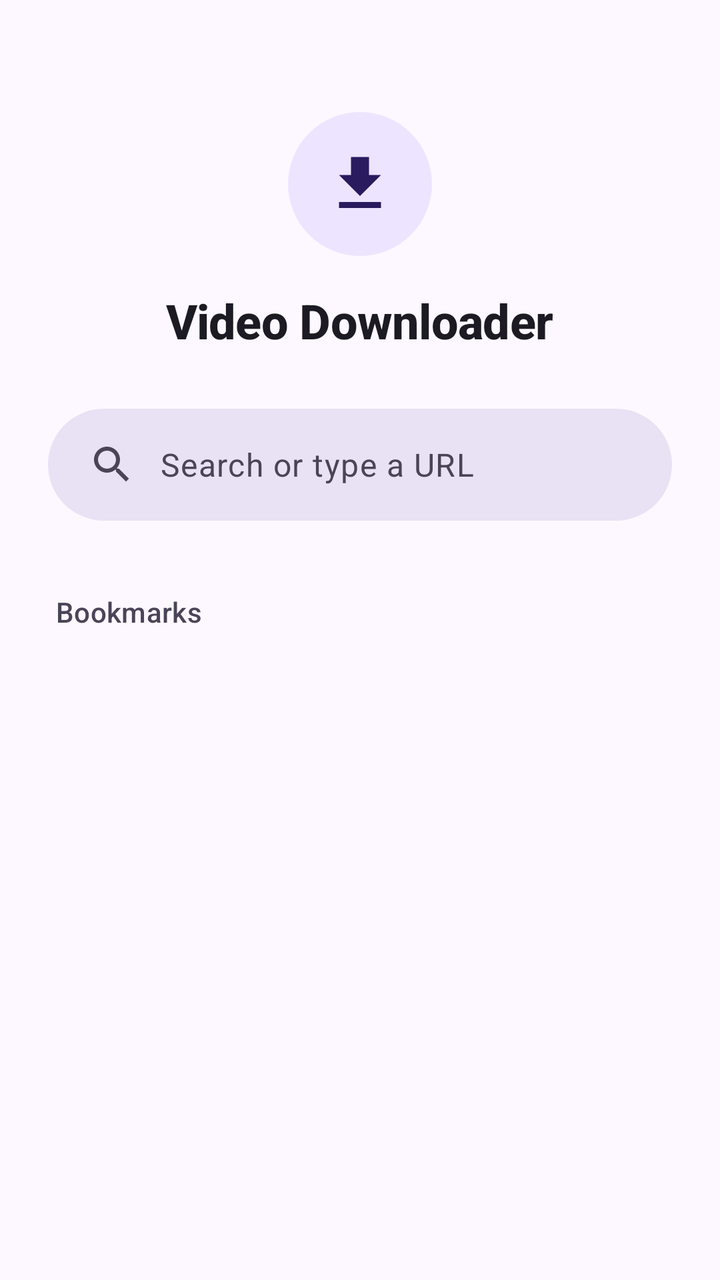
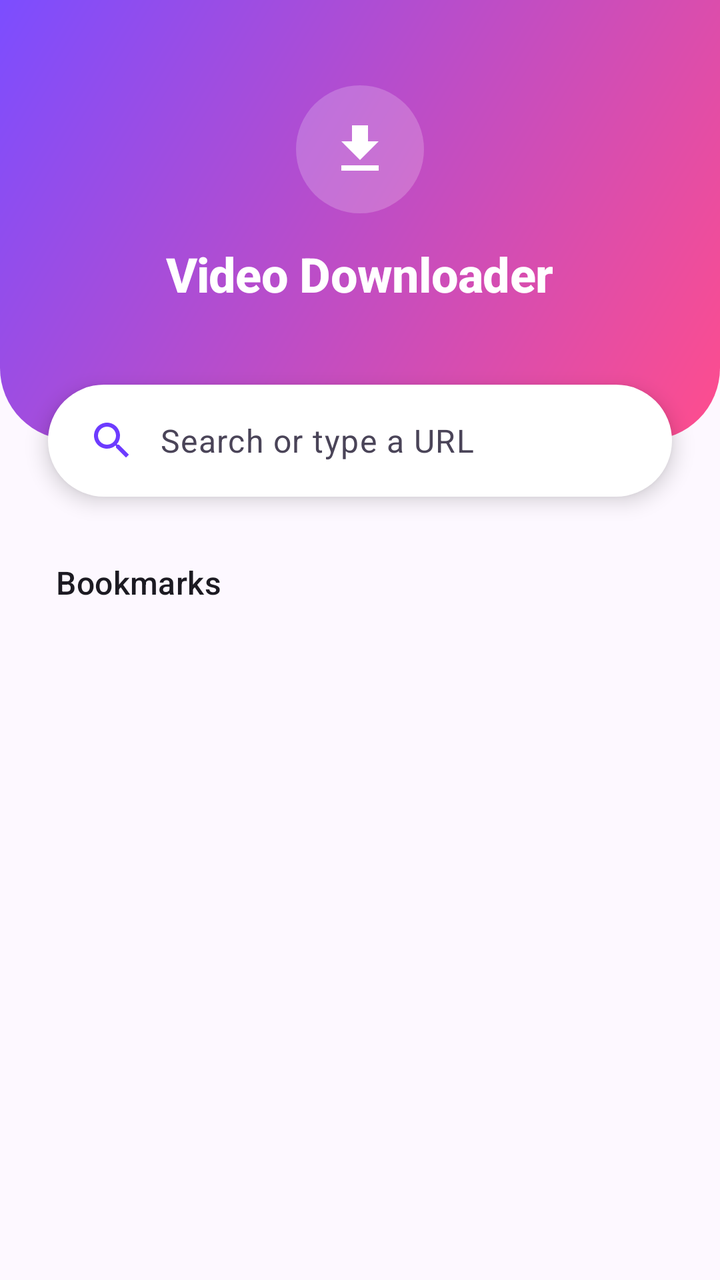

Before-and-after screenshots of an Android layout around one commit, followed by the original layout XML and the change that was made.
<!-- AndroidManifest.xml: application theme Theme.VideoDownloader -->
<!-- res/layout/view_start_page.xml -->
<?xml version="1.0" encoding="utf-8"?>
<androidx.core.widget.NestedScrollView xmlns:android="http://schemas.android.com/apk/res/android"
    android:layout_width="match_parent"
    android:layout_height="match_parent"
    android:background="?android:attr/colorBackground"
    android:fillViewport="true"
    android:overScrollMode="never">

    <LinearLayout
        android:layout_width="match_parent"
        android:layout_height="wrap_content"
        android:gravity="center_horizontal"
        android:orientation="vertical"
        android:paddingHorizontal="24dp"
        android:paddingTop="56dp"
        android:paddingBottom="144dp">

        <ImageView
            android:layout_width="72dp"
            android:layout_height="72dp"
            android:background="@drawable/bg_icon_circle"
            android:contentDescription="@null"
            android:padding="18dp"
            android:src="@drawable/ic_download"
            app:tint="?attr/colorOnSecondaryContainer"
            xmlns:app="http://schemas.android.com/apk/res-auto" />

        <TextView
            android:layout_width="wrap_content"
            android:layout_height="wrap_content"
            android:layout_marginTop="16dp"
            android:text="@string/app_name"
            android:textAppearance="?attr/textAppearanceHeadlineSmall"
            android:textColor="?attr/colorOnSurface" />

        <TextView
            android:id="@+id/startSearch"
            android:layout_width="match_parent"
            android:layout_height="56dp"
            android:layout_marginTop="28dp"
            android:maxWidth="560dp"
            android:background="@drawable/bg_urlbar"
            android:clickable="true"
            android:drawablePadding="12dp"
            android:drawableStart="@drawable/ic_search"
            android:drawableTint="?attr/colorOnSurfaceVariant"
            android:focusable="true"
            android:gravity="center_vertical"
            android:paddingHorizontal="20dp"
            android:text="@string/search_or_url"
            android:textAppearance="?attr/textAppearanceBodyLarge"
            android:textColor="?attr/colorOnSurfaceVariant" />

        <TextView
            android:layout_width="match_parent"
            android:layout_height="wrap_content"
            android:layout_marginTop="36dp"
            android:paddingHorizontal="4dp"
            android:text="@string/bookmarks"
            android:textAppearance="?attr/textAppearanceTitleSmall"
            android:textColor="?attr/colorOnSurfaceVariant" />

        <androidx.recyclerview.widget.RecyclerView
            android:id="@+id/startTiles"
            android:layout_width="match_parent"
            android:layout_height="wrap_content"
            android:layout_marginTop="8dp"
            android:nestedScrollingEnabled="false"
            android:overScrollMode="never" />

        <TextView
            android:id="@+id/startEmpty"
            android:layout_width="wrap_content"
            android:layout_height="wrap_content"
            android:layout_marginTop="16dp"
            android:text="@string/no_bookmarks"
            android:textAppearance="?attr/textAppearanceBodyMedium"
            android:textColor="?attr/colorOnSurfaceVariant"
            android:visibility="gone" />
    </LinearLayout>
</androidx.core.widget.NestedScrollView>
<!-- resources referenced by this layout -->
<resources>
  <!-- drawable bg_icon_circle (drawable) -->
  <?xml version="1.0" encoding="utf-8"?>
  <shape xmlns:android="http://schemas.android.com/apk/res/android"
      android:shape="oval">
      <solid android:color="?attr/colorSecondaryContainer" />
  </shape>
  <!-- drawable bg_urlbar (drawable) -->
  <?xml version="1.0" encoding="utf-8"?>
  <shape xmlns:android="http://schemas.android.com/apk/res/android"
      android:shape="rectangle">
      <solid android:color="?attr/colorSurfaceContainerHighest" />
      <corners android:radius="28dp" />
  </shape>
  <string name="app_name">Video Downloader</string>
  <string name="bookmarks">Bookmarks</string>
  <string name="no_bookmarks">No bookmarks yet.</string>
  <string name="search_or_url">Search or type a URL</string>
  <color name="md_primary">#6D3BFF</color>
  <color name="md_on_primary">#FFFFFF</color>
  <color name="md_primary_container">#EADDFF</color>
  <color name="md_on_primary_container">#22005D</color>
  <color name="md_secondary">#625B71</color>
  <color name="md_on_secondary">#FFFFFF</color>
  <color name="md_secondary_container">#EDE4FF</color>
  <color name="md_on_secondary_container">#2A1A5E</color>
  <color name="md_tertiary">#E9407A</color>
  <color name="md_on_tertiary">#FFFFFF</color>
  <color name="md_tertiary_container">#FFD9E3</color>
  <color name="md_on_tertiary_container">#3E001D</color>
  <color name="md_error">#BA1A1A</color>
  <color name="md_on_error">#FFFFFF</color>
  <color name="md_error_container">#FFDAD6</color>
  <color name="md_on_error_container">#410002</color>
  <color name="md_background">#FDF8FF</color>
  <color name="md_on_background">#1C1A22</color>
  <color name="md_surface">#FDF8FF</color>
  <color name="md_on_surface">#1C1A22</color>
  <color name="md_surface_variant">#E7E0F0</color>
  <color name="md_on_surface_variant">#4A4458</color>
  <color name="md_outline">#7A7489</color>
  <color name="md_outline_variant">#CBC3DA</color>
  <color name="md_surface_container_lowest">#FFFFFF</color>
  <color name="md_surface_container_low">#F8F1FF</color>
  <color name="md_surface_container">#F3ECFC</color>
  <color name="md_surface_container_high">#EFE7F9</color>
  <color name="md_surface_container_highest">#E9E1F4</color>
  <color name="md_inverse_surface">#312E38</color>
  <color name="md_inverse_on_surface">#F5EFF8</color>
  <color name="md_inverse_primary">#CDBDFF</color>
  <style name="TextAppearance.VD.TitleLarge" parent="TextAppearance.Material3.TitleLarge">
          <item name="android:fontFamily">sans-serif-medium</item>
          <item name="fontFamily">sans-serif-medium</item>
          <item name="android:textStyle">bold</item>
          <item name="android:letterSpacing">-0.005</item>
      </style>
  <style name="TextAppearance.VD.TitleMedium" parent="TextAppearance.Material3.TitleMedium">
          <item name="android:fontFamily">sans-serif-medium</item>
          <item name="fontFamily">sans-serif-medium</item>
      </style>
  <style name="TextAppearance.VD.TitleSmall" parent="TextAppearance.Material3.TitleSmall">
          <item name="android:fontFamily">sans-serif-medium</item>
          <item name="fontFamily">sans-serif-medium</item>
      </style>
  <!-- unchanged entries left out for length: 4 -->
</resources>

<!-- the commit's change to res/layout/view_start_page.xml (unified diff, before → after) -->
@@ -1,5 +1,6 @@
 <?xml version="1.0" encoding="utf-8"?>
 <androidx.core.widget.NestedScrollView xmlns:android="http://schemas.android.com/apk/res/android"
+    xmlns:app="http://schemas.android.com/apk/res-auto"
     android:layout_width="match_parent"
     android:layout_height="match_parent"
     android:background="?android:attr/colorBackground"
@@ -9,44 +10,54 @@
     <LinearLayout
         android:layout_width="match_parent"
         android:layout_height="wrap_content"
-        android:gravity="center_horizontal"
         android:orientation="vertical"
-        android:paddingHorizontal="24dp"
-        android:paddingTop="56dp"
         android:paddingBottom="144dp">
 
-        <ImageView
-            android:layout_width="72dp"
-            android:layout_height="72dp"
-            android:background="@drawable/bg_icon_circle"
-            android:contentDescription="@null"
-            android:padding="18dp"
-            android:src="@drawable/ic_download"
-            app:tint="?attr/colorOnSecondaryContainer"
-            xmlns:app="http://schemas.android.com/apk/res-auto" />
+        
+        <LinearLayout
+            android:layout_width="match_parent"
+            android:layout_height="220dp"
+            android:background="@drawable/bg_hero"
+            android:gravity="center"
+            android:orientation="vertical"
+            android:paddingBottom="24dp">
 
-        <TextView
-            android:layout_width="wrap_content"
-            android:layout_height="wrap_content"
-            android:layout_marginTop="16dp"
-            android:text="@string/app_name"
-            android:textAppearance="?attr/textAppearanceHeadlineSmall"
-            android:textColor="?attr/colorOnSurface" />
+            <ImageView
+                android:layout_width="64dp"
+                android:layout_height="64dp"
+                android:background="@drawable/bg_hero_icon"
+                android:contentDescription="@null"
+                android:padding="16dp"
+                android:src="@drawable/ic_download"
+                app:tint="@android:color/white" />
 
+            <TextView
+                android:layout_width="wrap_content"
+                android:layout_height="wrap_content"
+                android:layout_marginTop="14dp"
+                android:text="@string/app_name"
+                android:textAppearance="?attr/textAppearanceHeadlineSmall"
+                android:textColor="@android:color/white" />
+        </LinearLayout>
+
+        
         <TextView
             android:id="@+id/startSearch"
             android:layout_width="match_parent"
             android:layout_height="56dp"
-            android:layout_marginTop="28dp"
-            android:maxWidth="560dp"
-            android:background="@drawable/bg_urlbar"
+            android:layout_marginHorizontal="24dp"
+            android:layout_marginTop="-28dp"
+            android:background="@drawable/bg_search_card"
             android:clickable="true"
             android:drawablePadding="12dp"
             android:drawableStart="@drawable/ic_search"
-            android:drawableTint="?attr/colorOnSurfaceVariant"
+            android:drawableTint="?attr/colorPrimary"
+            android:elevation="6dp"
             android:focusable="true"
+            android:foreground="?attr/selectableItemBackground"
             android:gravity="center_vertical"
             android:paddingHorizontal="20dp"
+            android:stateListAnimator="@animator/press_scale"
             android:text="@string/search_or_url"
             android:textAppearance="?attr/textAppearanceBodyLarge"
             android:textColor="?attr/colorOnSurfaceVariant" />
@@ -54,24 +65,27 @@
         <TextView
             android:layout_width="match_parent"
             android:layout_height="wrap_content"
-            android:layout_marginTop="36dp"
-            android:paddingHorizontal="4dp"
+            android:layout_marginTop="32dp"
+            android:paddingHorizontal="28dp"
             android:text="@string/bookmarks"
-            android:textAppearance="?attr/textAppearanceTitleSmall"
-            android:textColor="?attr/colorOnSurfaceVariant" />
+            android:textAppearance="?attr/textAppearanceTitleMedium"
+            android:textColor="?attr/colorOnSurface" />
 
         <androidx.recyclerview.widget.RecyclerView
             android:id="@+id/startTiles"
             android:layout_width="match_parent"
             android:layout_height="wrap_content"
             android:layout_marginTop="8dp"
+            android:layoutAnimation="@anim/layout_list_enter"
             android:nestedScrollingEnabled="false"
-            android:overScrollMode="never" />
+            android:overScrollMode="never"
+            android:paddingHorizontal="20dp" />
 
         <TextView
             android:id="@+id/startEmpty"
             android:layout_width="wrap_content"
             android:layout_height="wrap_content"
+            android:layout_gravity="center_horizontal"
             android:layout_marginTop="16dp"
             android:text="@string/no_bookmarks"
             android:textAppearance="?attr/textAppearanceBodyMedium"
<!-- resource entries referenced after the edit -->
@@ -1,22 +1,35 @@
 <!-- resources referenced by this layout -->
 <resources>
-  <!-- drawable bg_icon_circle (drawable) -->
+  <!-- drawable bg_hero (drawable) -->
+  <?xml version="1.0" encoding="utf-8"?>
+  <shape xmlns:android="http://schemas.android.com/apk/res/android"
+      android:shape="rectangle">
+      <gradient
+          android:angle="315"
+          android:startColor="@color/brand_gradient_start"
+          android:endColor="@color/brand_gradient_end"
+          android:type="linear" />
+      <corners android:bottomLeftRadius="36dp" android:bottomRightRadius="36dp" />
+  </shape>
+  <!-- drawable bg_hero_icon (drawable) -->
   <?xml version="1.0" encoding="utf-8"?>
   <shape xmlns:android="http://schemas.android.com/apk/res/android"
       android:shape="oval">
-      <solid android:color="?attr/colorSecondaryContainer" />
+      <solid android:color="#33FFFFFF" />
   </shape>
-  <!-- drawable bg_urlbar (drawable) -->
+  <!-- drawable bg_search_card (drawable) -->
   <?xml version="1.0" encoding="utf-8"?>
   <shape xmlns:android="http://schemas.android.com/apk/res/android"
       android:shape="rectangle">
-      <solid android:color="?attr/colorSurfaceContainerHighest" />
+      <solid android:color="?attr/colorSurfaceContainerLowest" />
       <corners android:radius="28dp" />
   </shape>
   <string name="app_name">Video Downloader</string>
   <string name="bookmarks">Bookmarks</string>
   <string name="no_bookmarks">No bookmarks yet.</string>
   <string name="search_or_url">Search or type a URL</string>
+  <color name="brand_gradient_start">#7C4DFF</color>
+  <color name="brand_gradient_end">#FF4D8D</color>
   <color name="md_primary">#6D3BFF</color>
   <color name="md_on_primary">#FFFFFF</color>
   <color name="md_primary_container">#EADDFF</color>
